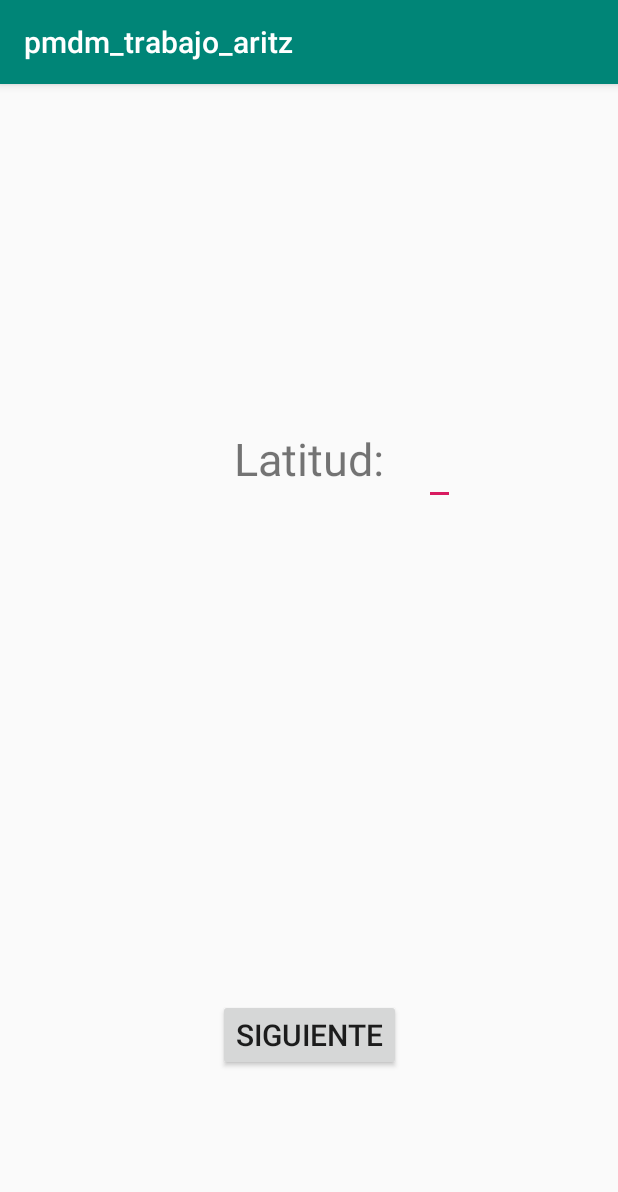
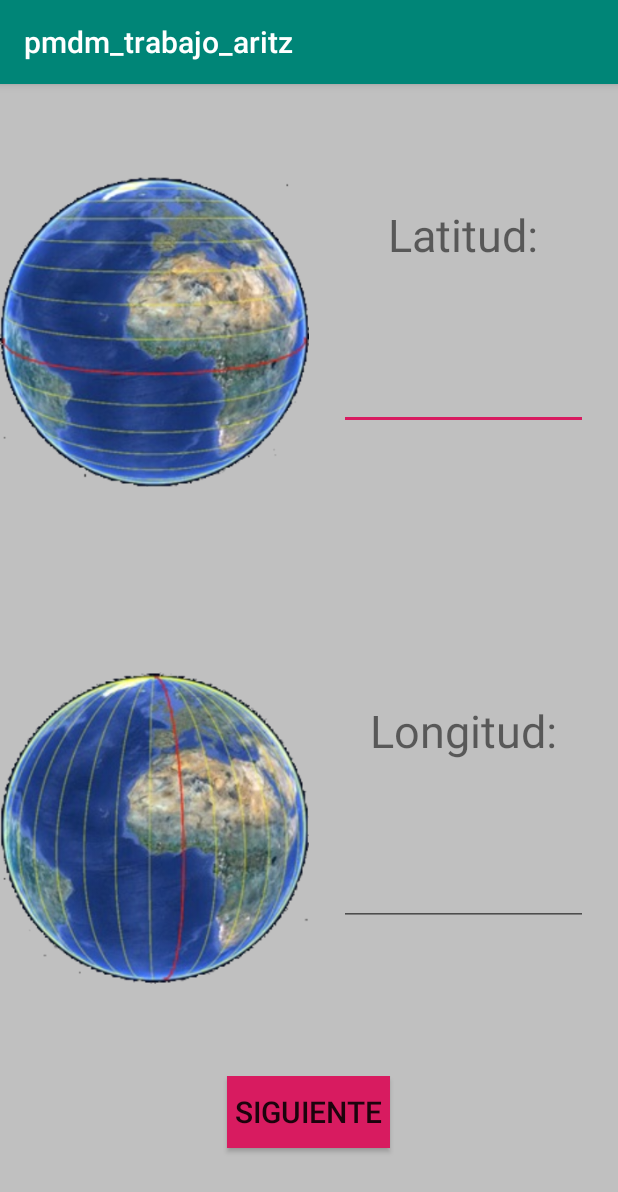
Before and after one commit to AritzPardo/pmdm_trabajo_aritz, an Android app: the screen it shows after launch (Formulario), on a phone screen of 412 x 824 dp. Shown: the top 1192 px of the screen. Run offline under Robolectric (Android 15) with nearby library versions, the light colour scheme and no system bars.

Commit message:
Trabaja Asier acabado

```diff
--- a/app/src/main/AndroidManifest.xml
+++ b/app/src/main/AndroidManifest.xml
@@ -18,7 +18,7 @@
             </intent-filter>
         </activity>
         <activity android:name=".MainActivity"></activity>
-        <activity android:name=".MostrarImagenes"/>
+        <activity android:name=".MostrarRecyclerActivity"/>
         <activity android:name=".UltimaPantalla"/>
     </application>
 
--- a/app/src/main/java/com/example/pmdm_trabajo_aritz/MostrarImagenes.java
+++ b/app/src/main/java/com/example/pmdm_trabajo_aritz/MostrarRecyclerActivity.java
@@ -10,7 +10,7 @@ import androidx.recyclerview.widget.RecyclerView;
 
 import java.util.ArrayList;
 
-public class MostrarImagenes extends AppCompatActivity {
+public class MostrarRecyclerActivity extends AppCompatActivity {
 
     RecyclerView reyclerViewTitulos;
     AdaptadorImagenes adaptadorRecycler;
@@ -26,7 +26,7 @@ public class MostrarImagenes extends AppCompatActivity {
         Resultado Europa_Este = new Resultado("Parque Europa desde el este", "foto1");
         Resultado Europa_SudEste = new Resultado("Parque Europa desde el sudeste", "foto2");
         Resultado Europa_Sur = new Resultado("Parque Europa desde el sur", "foto3");
-        Resultado Europa_Rotonda = new Resultado("Parque Europa desde el rotonda", "foto4");
+        Resultado Europa_Rotonda = new Resultado("Parque Europa desde la rotonda", "foto4");
         Resultado Fuente = new Resultado("El insituto, fuente de gozo", "foto5");
         Resultado Arbusto = new Resultado("Arbustos grandes.", "foto6");
 
--- a/app/src/main/res/layout/activity_formulario.xml
+++ b/app/src/main/res/layout/activity_formulario.xml
@@ -1,96 +1,145 @@
 <?xml version="1.0" encoding="utf-8"?>
-<androidx.constraintlayout.widget.ConstraintLayout
+<LinearLayout
     xmlns:android="http://schemas.android.com/apk/res/android"
-    xmlns:app="http://schemas.android.com/apk/res-auto"
     xmlns:tools="http://schemas.android.com/tools"
     android:layout_width="match_parent"
     android:layout_height="match_parent"
-    tools:context=".Formulario">
+    android:orientation="vertical"
+    tools:context=".Formulario"
+    android:weightSum="3"
+    android:background="@color/colorFondo">
 
+
+    <LinearLayout
+        android:layout_width="match_parent"
+        android:layout_height="wrap_content"
+        android:orientation="horizontal"
+        android:layout_weight="1"
+        android:weightSum="2"
+        android:gravity="center">
+
+        <LinearLayout
+            android:layout_width="match_parent"
+            android:layout_height="match_parent"
+            android:layout_weight="1"
+            android:orientation="vertical">
+
+            <ImageView
+                android:id="@+id/imgLatitud"
+                android:layout_width="wrap_content"
+                android:layout_height="wrap_content"
+                android:layout_weight="1"
+                android:src="@drawable/latitud" />
+
+        </LinearLayout>
+
+        <LinearLayout
+            android:layout_width="match_parent"
+            android:layout_height="match_parent"
+            android:layout_weight="1"
+            android:weightSum="2"
+            android:orientation="vertical">
 
             <TextView
                 android:id="@+id/txtLat"
                 android:layout_width="wrap_content"
                 android:layout_height="wrap_content"
-        android:textSize="30sp"
+                android:layout_gravity="center"
+                android:layout_weight="1"
+                android:layout_marginTop="80sp"
                 android:text="@string/formulario_txtLat"
-        app:layout_constraintTop_toTopOf="parent"
-        app:layout_constraintBottom_toTopOf="@+id/guiahorizontal_up"
-        app:layout_constraintEnd_toStartOf="@+id/guiavertical_der"
-        app:layout_constraintStart_toEndOf="@+id/guiavertical_izq"
-        />
+                android:textSize="30sp" />
 
             <EditText
                 android:id="@+id/etLat"
+                android:layout_width="match_parent"
+                android:layout_height="wrap_content"
+                android:layout_marginBottom="100sp"
+                android:layout_marginStart="20sp"
+                android:layout_marginEnd="20sp"
+                android:gravity="center"
+                android:layout_weight="1"
+                android:textSize="30sp" />
+
+        </LinearLayout>
+
+    </LinearLayout>
+
+    <LinearLayout
+        android:layout_width="match_parent"
+        android:layout_height="wrap_content"
+        android:orientation="horizontal"
+        android:layout_weight="1"
+        android:weightSum="2"
+        android:gravity="center">
+
+        <LinearLayout
+            android:layout_width="match_parent"
+            android:layout_height="match_parent"
+            android:layout_weight="1"
+            android:orientation="vertical">
+
+            <ImageView
+                android:id="@+id/imgLongitud"
                 android:layout_width="wrap_content"
                 android:layout_height="wrap_content"
-        android:textSize="30sp"
-        app:layout_constraintTop_toTopOf="parent"
-        app:layout_constraintBottom_toTopOf="@+id/guiahorizontal_up"
-        app:layout_constraintEnd_toStartOf="@+id/guiavertical_der"
-        app:layout_constraintStart_toEndOf="@+id/txtLat"/>
+                android:layout_weight="1"
+                android:src="@drawable/longitud" />
+
+        </LinearLayout>
+
+        <LinearLayout
+            android:layout_width="match_parent"
+            android:layout_height="match_parent"
+            android:layout_weight="1"
+            android:weightSum="2"
+            android:orientation="vertical">
 
             <TextView
                 android:id="@+id/txtLong"
                 android:layout_width="wrap_content"
                 android:layout_height="wrap_content"
-        android:textSize="30sp"
+                android:layout_gravity="center"
+                android:layout_marginTop="80sp"
+                android:layout_weight="1"
                 android:text="@string/formulario_txtLong"
-        app:layout_constraintTop_toBottomOf="@+id/guiahorizontal_up"
-        app:layout_constraintBottom_toTopOf="@+id/guiahorizontal_down"
-        app:layout_constraintEnd_toStartOf="@+id/guiavertical_der"
-        app:layout_constraintStart_toEndOf="@+id/guiavertical_izq"
-        />
+                android:textSize="30sp" />
 
             <EditText
                 android:id="@+id/etLong"
-        android:layout_width="wrap_content"
+                android:layout_width="match_parent"
                 android:layout_height="wrap_content"
-        android:textSize="30sp"
-        app:layout_constraintTop_toBottomOf="@+id/guiahorizontal_up"
-        app:layout_constraintBottom_toTopOf="@+id/guiahorizontal_down"
-        app:layout_constraintEnd_toStartOf="@+id/guiavertical_der"
-        app:layout_constraintStart_toEndOf="@+id/txtLong"/>
+                android:layout_marginBottom="100sp"
+                android:layout_weight="1"
+                android:gravity="center"
+                android:layout_marginStart="20sp"
+                android:layout_marginEnd="20sp"
+                android:textSize="30sp" />
 
+        </LinearLayout>
+
+    </LinearLayout>
+
+    <LinearLayout
+        android:layout_width="match_parent"
+        android:layout_height="wrap_content"
+        android:orientation="horizontal"
+        android:layout_weight="1"
+        android:gravity="center">
 
         <Button
             android:id="@+id/btnSiguiente"
             android:layout_width="wrap_content"
             android:layout_height="wrap_content"
             android:gravity="center"
-        android:layout_gravity="center"
+            android:layout_gravity="top"
+            android:layout_marginBottom="10sp"
+            android:padding="5sp"
             android:text="@string/formulario_btnSiguiente"
             android:textSize="20sp"
-        app:layout_constraintTop_toBottomOf="@id/guiahorizontal_up"
-        app:layout_constraintBottom_toBottomOf="parent"
-        app:layout_constraintEnd_toStartOf="@id/guiavertical_der"
-        app:layout_constraintStart_toEndOf="@id/guiavertical_izq"/>
+            android:background="@color/colorAccent"/>
 
-    <androidx.constraintlayout.widget.Guideline
-        android:id="@+id/guiahorizontal_up"
-        android:layout_width="match_parent"
-        android:layout_height="match_parent"
-        android:orientation="horizontal"
-        app:layout_constraintGuide_percent="0.65" />
+    </LinearLayout>
 
-    <androidx.constraintlayout.widget.Guideline
-        android:id="@+id/guiahorizontal_down"
-        android:layout_width="match_parent"
-        android:layout_height="match_parent"
-        android:orientation="horizontal"
-        app:layout_constraintGuide_percent="0.41" />
 
-    <androidx.constraintlayout.widget.Guideline
-        android:layout_width="match_parent"
-        android:layout_height="match_parent"
-        android:id="@+id/guiavertical_izq"
-        app:layout_constraintGuide_percent="0.2"
-        android:orientation="vertical"/>
-    <androidx.constraintlayout.widget.Guideline
-        android:layout_width="match_parent"
-        android:layout_height="match_parent"
-        android:id="@+id/guiavertical_der"
-        app:layout_constraintGuide_percent="0.8"
-        android:orientation="vertical"/>
-
-</androidx.constraintlayout.widget.ConstraintLayout>
+</LinearLayout>
--- a/app/src/main/res/values/colors.xml
+++ b/app/src/main/res/values/colors.xml
@@ -3,4 +3,6 @@
     <color name="colorPrimary">#008577</color>
     <color name="colorPrimaryDark">#00574B</color>
     <color name="colorAccent">#D81B60</color>
+
+    <color name="colorFondo">#C0C0C0</color>
 </resources>
```
Also changed, not shown: app/src/main/java/com/example/pmdm_trabajo_aritz/AdaptadorImagenes.java (+9 -9 lines), app/src/main/java/com/example/pmdm_trabajo_aritz/Formulario.java (+22 -4 lines), app/src/main/java/com/example/pmdm_trabajo_aritz/MainActivity.java (+21 -17 lines), app/src/main/res/layout/activity_mostrar.xml (+17 -3 lines), app/src/main/res/layout/activity_ultima.xml (+21 -5 lines), app/src/main/res/drawable/latitud.png (added), app/src/main/res/drawable/longitud.png (added). Lines whose indentation alone changed are shown as unchanged.
